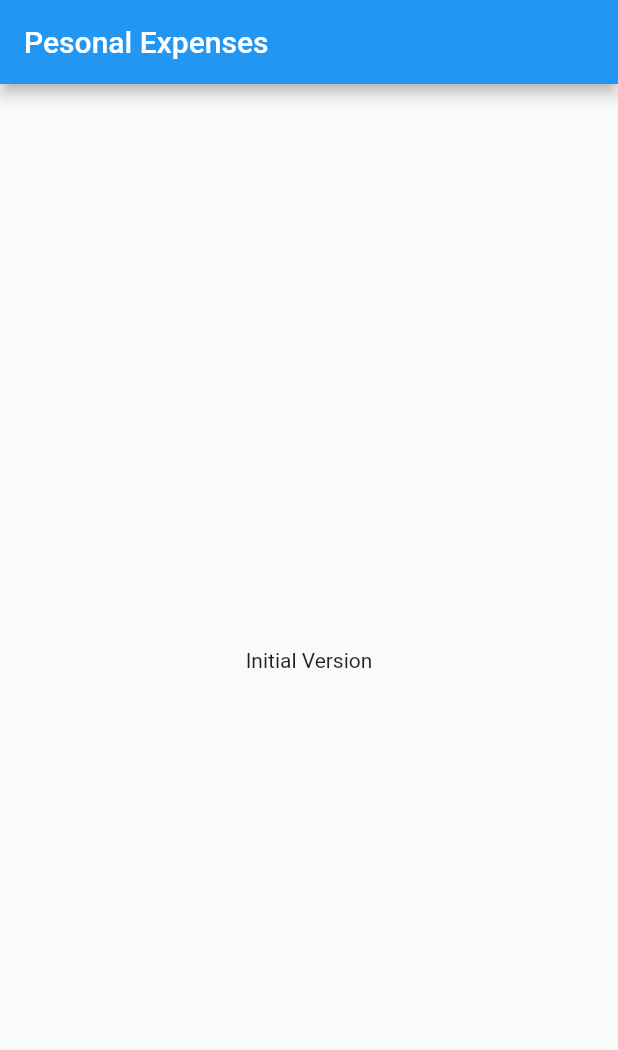
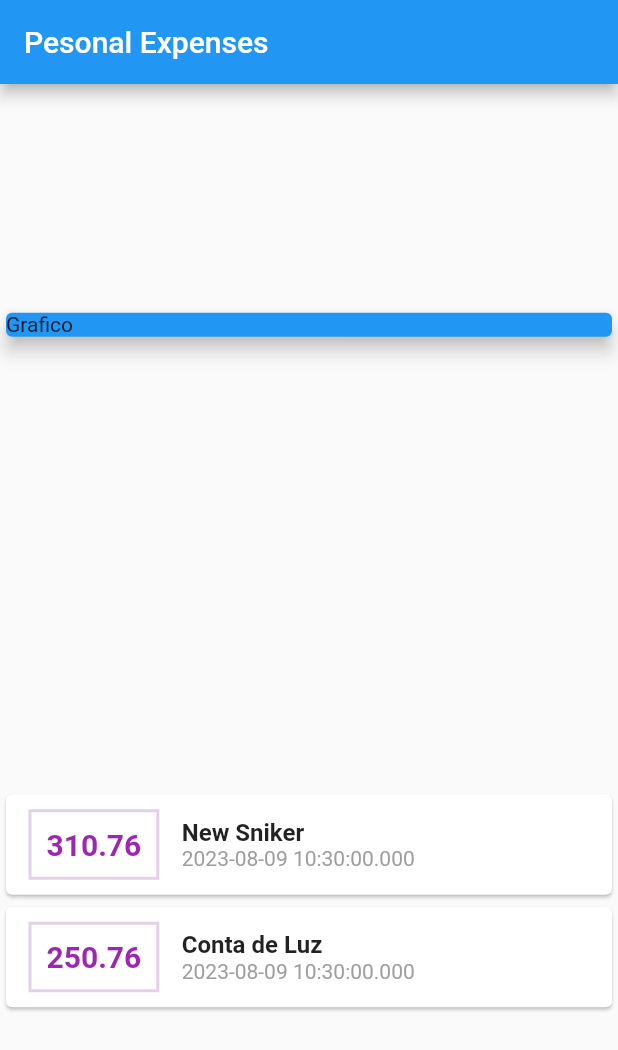
Before and after one commit to Erasmojf/expenses, a Flutter app: the screen it shows after launch, on a phone screen of 412 x 824 dp. Shown: the top 1050 px of the screen. Run offline on Flutter 3.47's test engine with Material 2 defaults, Android fonts, the phone set to English and light mode, and no system bars.

Commit message:
Create my component expenses App Flutter

```diff
--- a/expenses/lib/main.dart
+++ b/expenses/lib/main.dart
@@ -1,3 +1,4 @@
+import 'package:expenses/transaction.dart';
 import 'package:flutter/material.dart';
 
 void main() => runApp(ExpensesApp());
@@ -10,15 +11,80 @@ class ExpensesApp extends StatelessWidget {
 }
 
 class MyHomePage extends StatelessWidget {
+  final _transaction = [
+    Transaction(
+      id: "t1",
+      title: "New Sniker",
+      value: 310.76,
+      date: DateTime.now(),
+    ),
+    Transaction(
+      id: "t2",
+      title: "Conta de Luz",
+      value: 250.76,
+      date: DateTime.now(),
+    ),
+  ];
+
   @override
   Widget build(BuildContext context) {
     return Scaffold(
       appBar: AppBar(
         title: Text("Pesonal Expenses"),
       ),
-      body: Center(
-        child: Text("Initial Version"),
-      ),
+      body: Column(
+          mainAxisAlignment: MainAxisAlignment.spaceAround,
+          crossAxisAlignment: CrossAxisAlignment.stretch,
+          children: <Widget>[
+            Container(
+              child: Card(
+                color: Colors.blue,
+                child: Text("Grafico"),
+                elevation: 5,
+              ),
+            ),
+            Column(
+              children: _transaction.map((tr) {
+                return Card(
+                  child: Row(
+                    children: [
+                      Container(
+                        margin:
+                            EdgeInsets.symmetric(horizontal: 15, vertical: 10),
+                        decoration: BoxDecoration(
+                            border: Border.all(
+                          color: const Color.fromARGB(255, 228, 208, 231),
+                          width: 2,
+                        )),
+                        padding: EdgeInsets.all(10),
+                        child: Text(
+                          tr.value.toString(),
+                          style: TextStyle(
+                              fontWeight: FontWeight.bold,
+                              fontSize: 20,
+                              color: Colors.purple),
+                        ),
+                      ),
+                      Column(
+                        crossAxisAlignment: CrossAxisAlignment.start,
+                        children: [
+                          Text(tr.title,
+                              style: TextStyle(
+                                fontSize: 16,
+                                fontWeight: FontWeight.bold,
+                              )),
+                          Text(
+                            tr.date.toString(),
+                            style: TextStyle(color: Colors.grey),
+                          ),
+                        ],
+                      ),
+                    ],
+                  ),
+                );
+              }).toList(),
+            )
+          ]),
     );
   }
 }
--- /dev/null
+++ b/expenses/lib/transaction.dart
@@ -0,0 +1,13 @@
+class Transaction {
+  final String id;
+  final String title;
+  final double value;
+  final DateTime date;
+
+  Transaction({
+    required this.id,
+    required this.title,
+    required this.value,
+    required this.date,
+  });
+}
```
Also changed, not shown: 1 other file.
